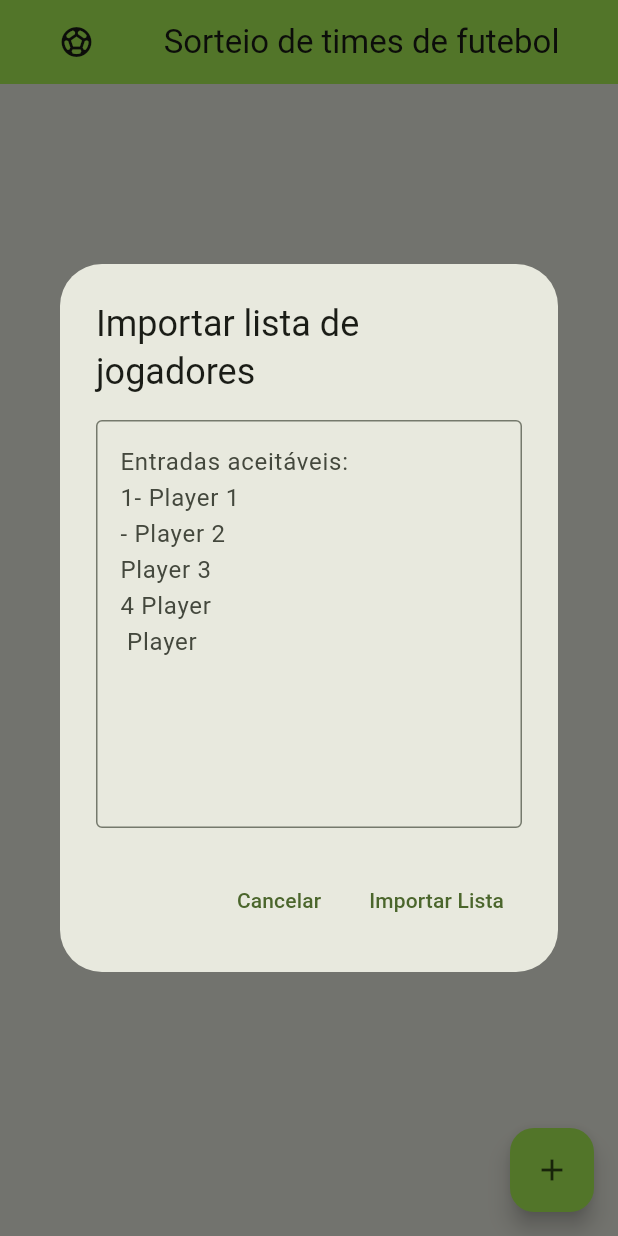
After one commit to WesleyRodrigues55/footeball-team-giveway-app, a Flutter app: the screen it shows after launch, after a tap on "Importar lista de jogadores", on a phone screen of 412 x 824 dp. The commit adds this screen. Run offline on Flutter 3.47's test engine with Material 3 defaults, Android fonts, the phone set to English and light mode, and no system bars.

Commit message:
feat: create components for Dialogs

```diff
--- /dev/null
+++ b/lib/components/DialogModalImportData.dart
@@ -0,0 +1,45 @@
+import 'package:flutter/material.dart';
+
+class DialogModalImportData extends StatelessWidget {
+  final TextEditingController controllerData;
+  final GlobalKey<FormState> formKey;
+  final Function(BuildContext, String) getData;
+
+  DialogModalImportData({
+    required this.controllerData,
+    required this.formKey,
+    required this.getData,
+  });
+
+  @override
+  Widget build(BuildContext context) {
+    return AlertDialog(
+      title: const Text('Importar lista de jogadores'),
+        content: Form(
+          key: formKey,
+          child: TextFormField(
+            controller: controllerData,
+            maxLines: 10,
+            decoration: const InputDecoration(
+              hintText: 'Entradas aceitáveis:\n1- Player 1\n- Player 2\nPlayer 3\n4 Player\n Player',
+              border: OutlineInputBorder(),
+            ),
+          ),
+        ),
+        actions: <Widget>[
+          TextButton(
+            onPressed: () {
+              Navigator.of(context).pop();
+            },
+            child: const Text('Cancelar'),
+          ),
+          TextButton(
+            onPressed: () {
+              getData(context, controllerData.text);
+            },
+            child: const Text('Importar Lista'),
+          ),
+        ],
+    );
+  }
+}
```
Also changed, not shown: lib/components/DialogModalDrawTeams.dart (added, +61 -0 lines), lib/components/DialogModalDrawnTeams.dart (added, +50 -0 lines), lib/components/MyShowDialog.dart (deleted, +0 -28 lines), lib/pages/HomePage.dart (+25 -140 lines).
